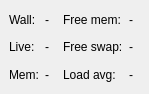
Old version of the form cct/qtgui/dockwidgets/resourceconsumption/resourceconsumption.ui in the repository awacha/cct.
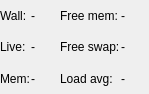
New version of the form.

Commit message: Made dock widgets in cct more compact, consume less space

```diff
--- a/cct/qtgui/dockwidgets/resourceconsumption/resourceconsumption.ui
+++ b/cct/qtgui/dockwidgets/resourceconsumption/resourceconsumption.ui
@@ -27,6 +27,24 @@
   </property>
   <widget class="QWidget" name="dockWidgetContents">
    <layout class="QGridLayout" name="gridLayout">
+    <property name="leftMargin">
+     <number>0</number>
+    </property>
+    <property name="topMargin">
+     <number>0</number>
+    </property>
+    <property name="rightMargin">
+     <number>0</number>
+    </property>
+    <property name="bottomMargin">
+     <number>0</number>
+    </property>
+    <property name="horizontalSpacing">
+     <number>1</number>
+    </property>
+    <property name="verticalSpacing">
+     <number>0</number>
+    </property>
     <item row="1" column="1">
      <widget class="QLabel" name="liveTimeLabel">
       <property name="text">
```
The commit also changes 4 other files.
